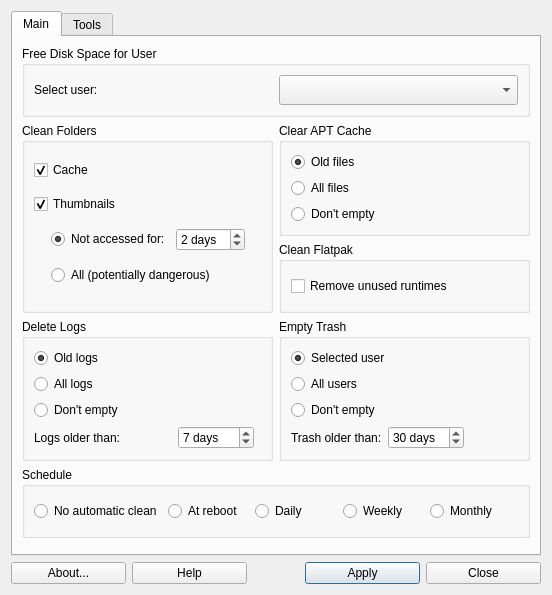
Above: mainwindow.ui from MX-Linux/mx-cleanup before the change. Below: the same form after it.
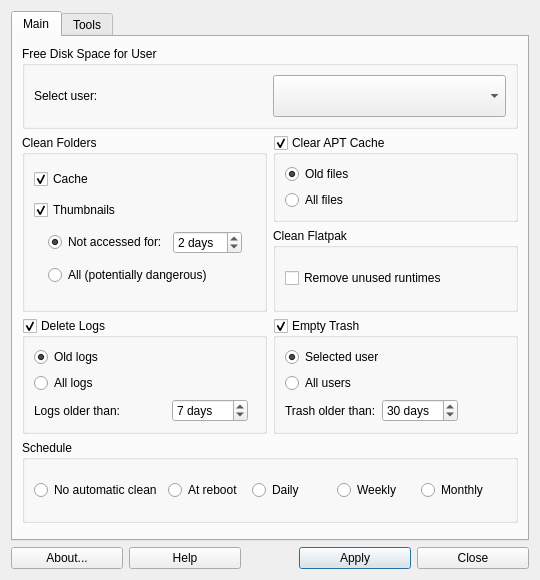
That is the form after the change. Icons and pictures are not drawn.

Commit message: Use checkable group boxes instead of do-nothing radio buttons.

```diff
--- a/mainwindow.ui
+++ b/mainwindow.ui
@@ -6,8 +6,8 @@
    <rect>
     <x>0</x>
     <y>0</y>
-    <width>552</width>
-    <height>595</height>
+    <width>540</width>
+    <height>580</height>
    </rect>
   </property>
   <property name="windowTitle">
@@ -192,8 +192,33 @@
          <property name="title">
           <string>Delete Logs</string>
          </property>
+         <property name="checkable">
+          <bool>true</bool>
+         </property>
          <layout class="QGridLayout">
-          <item row="3" column="1">
+          <item row="1" column="0">
+           <widget class="QRadioButton" name="radioAllLogs">
+            <property name="sizePolicy">
+             <sizepolicy hsizetype="Expanding" vsizetype="Fixed">
+              <horstretch>0</horstretch>
+              <verstretch>0</verstretch>
+             </sizepolicy>
+            </property>
+            <property name="text">
+             <string>All logs</string>
+            </property>
+            <property name="checked">
+             <bool>false</bool>
+            </property>
+            <property name="autoExclusive">
+             <bool>true</bool>
+            </property>
+            <attribute name="buttonGroup">
+             <string notr="true">buttonGroupLogs</string>
+            </attribute>
+           </widget>
+          </item>
+          <item row="2" column="1">
            <widget class="QSpinBox" name="spinBoxLogs">
             <property name="suffix">
              <string> days</string>
@@ -212,45 +237,14 @@
             </property>
            </widget>
           </item>
-          <item row="1" column="0">
-           <widget class="QRadioButton" name="radioAllLogs">
-            <property name="sizePolicy">
-             <sizepolicy hsizetype="Expanding" vsizetype="Fixed">
-              <horstretch>0</horstretch>
-              <verstretch>0</verstretch>
-             </sizepolicy>
+          <item row="2" column="2">
+           <spacer>
+            <property name="orientation">
+             <enum>Qt::Horizontal</enum>
             </property>
-            <property name="text">
-             <string>All logs</string>
-            </property>
-            <property name="checked">
-             <bool>false</bool>
-            </property>
-            <property name="autoExclusive">
-             <bool>true</bool>
-            </property>
-            <attribute name="buttonGroup">
-             <string notr="true">buttonGroupLogs</string>
-            </attribute>
-           </widget>
+           </spacer>
           </item>
           <item row="2" column="0">
-           <widget class="QRadioButton" name="radioNoCleanLogs">
-            <property name="sizePolicy">
-             <sizepolicy hsizetype="Expanding" vsizetype="Fixed">
-              <horstretch>0</horstretch>
-              <verstretch>0</verstretch>
-             </sizepolicy>
-            </property>
-            <property name="text">
-             <string>Don't empty</string>
-            </property>
-            <attribute name="buttonGroup">
-             <string notr="true">buttonGroupLogs</string>
-            </attribute>
-           </widget>
-          </item>
-          <item row="3" column="0">
            <widget class="QLabel" name="labelLogsOlder">
             <property name="text">
              <string>Logs older than:</string>
@@ -279,13 +273,6 @@
             </attribute>
            </widget>
           </item>
-          <item row="3" column="2">
-           <spacer>
-            <property name="orientation">
-             <enum>Qt::Horizontal</enum>
-            </property>
-           </spacer>
-          </item>
          </layout>
         </widget>
        </item>
@@ -357,6 +344,9 @@
          <property name="title">
           <string>Clear APT Cache</string>
          </property>
+         <property name="checkable">
+          <bool>true</bool>
+         </property>
          <layout class="QVBoxLayout">
           <item>
            <widget class="QRadioButton" name="radioAutoClean">
@@ -393,16 +383,6 @@
             </attribute>
            </widget>
           </item>
-          <item>
-           <widget class="QRadioButton" name="radioNoCleanApt">
-            <property name="text">
-             <string>Don't empty</string>
-            </property>
-            <attribute name="buttonGroup">
-             <string notr="true">buttonGroupApt</string>
-            </attribute>
-           </widget>
-          </item>
          </layout>
         </widget>
        </item>
@@ -417,44 +397,11 @@
          <property name="title">
           <string>Empty Trash</string>
          </property>
+         <property name="checkable">
+          <bool>true</bool>
+         </property>
          <layout class="QGridLayout">
-          <item row="3" column="1">
-           <widget class="QSpinBox" name="spinBoxTrash">
-            <property name="suffix">
-             <string> days</string>
-            </property>
-            <property name="maximum">
-             <number>365</number>
-            </property>
-            <property name="value">
-             <number>30</number>
-            </property>
-           </widget>
-          </item>
-          <item row="2" column="0" colspan="3">
-           <widget class="QRadioButton" name="radioNoCleanTrash">
-            <property name="sizePolicy">
-             <sizepolicy hsizetype="Expanding" vsizetype="Fixed">
-              <horstretch>0</horstretch>
-              <verstretch>0</verstretch>
-             </sizepolicy>
-            </property>
-            <property name="text">
-             <string>Don't empty</string>
-            </property>
-            <attribute name="buttonGroup">
-             <string notr="true">buttonGroupTrash</string>
-            </attribute>
-           </widget>
-          </item>
-          <item row="3" column="2">
-           <spacer>
-            <property name="orientation">
-             <enum>Qt::Horizontal</enum>
-            </property>
-           </spacer>
-          </item>
-          <item row="3" column="0">
+          <item row="2" column="0">
            <widget class="QLabel" name="labelTrashOlder">
             <property name="text">
              <string>Trash older than:</string>
@@ -477,6 +424,13 @@
             </attribute>
            </widget>
           </item>
+          <item row="2" column="2">
+           <spacer>
+            <property name="orientation">
+             <enum>Qt::Horizontal</enum>
+            </property>
+           </spacer>
+          </item>
           <item row="0" column="0" colspan="3">
            <widget class="QRadioButton" name="radioSelectedUser">
             <property name="sizePolicy">
@@ -499,6 +453,19 @@
             </attribute>
            </widget>
           </item>
+          <item row="2" column="1">
+           <widget class="QSpinBox" name="spinBoxTrash">
+            <property name="suffix">
+             <string> days</string>
+            </property>
+            <property name="maximum">
+             <number>365</number>
+            </property>
+            <property name="value">
+             <number>30</number>
+            </property>
+           </widget>
+          </item>
          </layout>
         </widget>
        </item>
```
Left out of the diff: 5 changed lines with no effect on the pictures. The commit also changes 2 other files.
